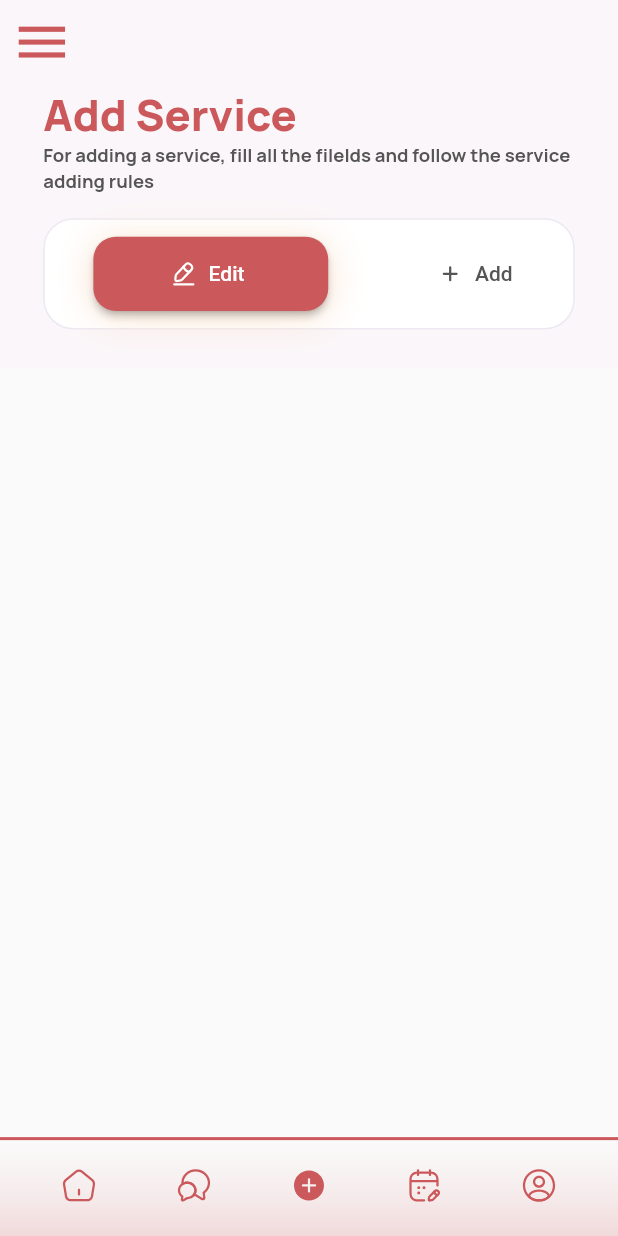
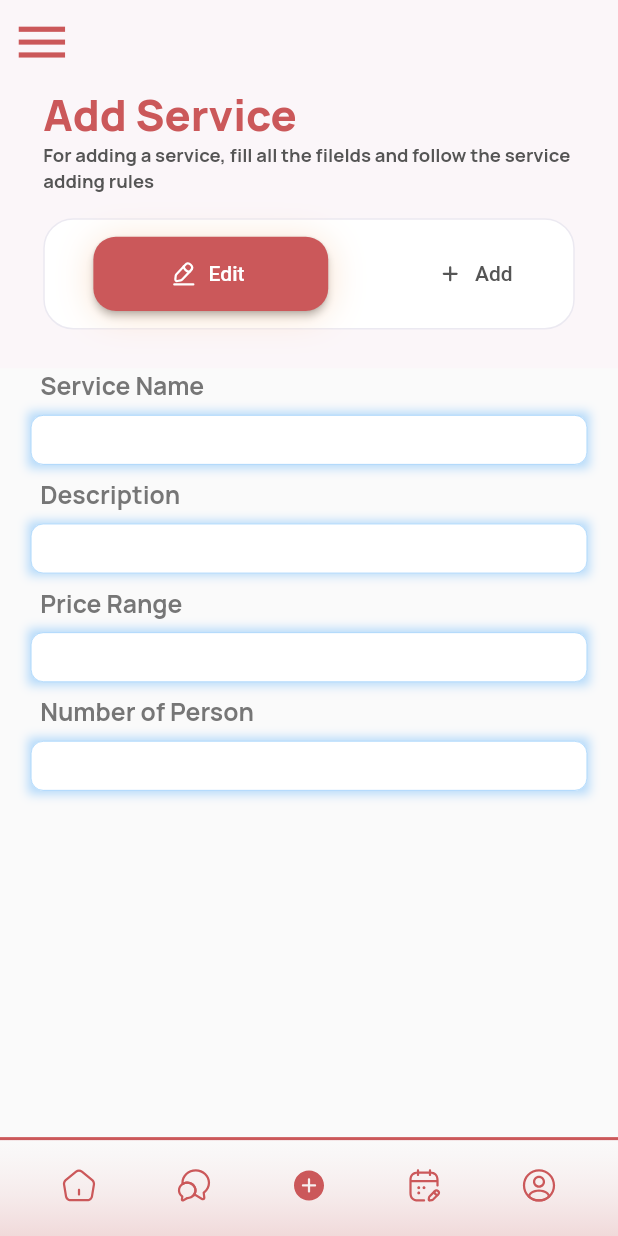
Before and after one commit to Aliza02/E-Vent-Vendor, a Flutter app: the screen it shows after launch, item 3 of the bottom bar chosen, on a phone screen of 412 x 824 dp. Run offline on Flutter 3.47's test engine with Material 2 defaults, Android fonts, the phone set to English and light mode, and no system bars; drawn by our look-alikes of flutter_zoom_drawer; our stand-ins replace flutter_svg, get.

Commit message:
add service fields

```diff
--- a/lib/constants/colors.dart
+++ b/lib/constants/colors.dart
@@ -21,4 +21,6 @@ class AppColors {
   ];
   static const Color inactivePage = Color(0xFFD9D9D9);
   static const Color appBar = Color(0xFFFFE4F3);
+  //  add service
+  static const lightblue = Color(0xFF69B7F9);
 }
--- a/lib/screens/AddService/addService.dart
+++ b/lib/screens/AddService/addService.dart
@@ -1,24 +1,14 @@
-import 'package:eventually_vendor/constants/font.dart';
-import 'package:eventually_vendor/widget/AddServices/header.dart';
-import 'package:eventually_vendor/widget/AddServices/inactiveButton.dart';
+import 'package:eventually_vendor/widget/AddServices/serviceHeader.dart';
 import 'package:flutter/material.dart';
-import 'package:flutter/src/widgets/framework.dart';
-import 'package:flutter/src/widgets/placeholder.dart';
-import 'package:flutter_svg/svg.dart';
 import 'package:get/get.dart';
-import 'package:get/get_core/src/get_main.dart';
-import 'package:get/get_state_manager/src/rx_flutter/rx_obx_widget.dart';
-import 'package:get/get_state_manager/src/simple/get_view.dart';
-
 import '../../constants/colors.dart';
-import '../../constants/icons.dart';
+import '../../constants/font.dart';
 import '../../controller/pagecontroller.dart';
-import '../../widget/AddServices/activeButton.dart';
-import '../../widget/AddServices/heading.dart';
-import '../../widget/AddServices/subheading.dart';
+import '../../widget/AddServices/textFieldLabel.dart';
+import '../../widget/AddServices/textFormField.dart';
 
 class AddService extends GetView<testController> {
-  AddService({super.key});
+  const AddService({super.key});
 
   @override
   Widget build(BuildContext context) {
@@ -26,8 +16,17 @@ class AddService extends GetView<testController> {
     double width = MediaQuery.of(context).size.width;
     return SafeArea(
       child: Column(
+        // crossAxisAlignment: CrossAxisAlignment.start,
         children: [
           service_Header(),
+          Label(title: 'Service Name'),
+          const textFormField(),
+          Label(title: 'Description'),
+          const textFormField(),
+          Label(title: 'Price Range'),
+          const textFormField(),
+          Label(title: 'Number of Person'),
+          const textFormField(),
         ],
       ),
     );
--- a/lib/widget/AddServices/header.dart
+++ b/lib/widget/AddServices/serviceHeader.dart
@@ -16,7 +16,7 @@ class service_Header extends StatelessWidget {
   service_Header({super.key});
 
   final pagecontroller = Get.put(testController());
-
+  // function to activate add edit page
   void activeButton() {
     pagecontroller.EditServiceSelected.value =
         !pagecontroller.EditServiceSelected.value;
--- /dev/null
+++ b/lib/widget/AddServices/textFieldLabel.dart
@@ -0,0 +1,31 @@
+import 'package:flutter/material.dart';
+import 'package:flutter/src/widgets/framework.dart';
+import 'package:flutter/src/widgets/placeholder.dart';
+
+import '../../constants/colors.dart';
+import '../../constants/font.dart';
+
+class Label extends StatelessWidget {
+  String title;
+  Label({super.key, required this.title});
+
+  @override
+  Widget build(BuildContext context) {
+    double width = MediaQuery.of(context).size.width;
+    double height = MediaQuery.of(context).size.height;
+    return Container(
+      alignment: Alignment.bottomLeft,
+      width: width * 0.87,
+      child: Text(
+        title,
+        textAlign: TextAlign.start,
+        style: TextStyle(
+          fontSize: width * 0.04,
+          fontFamily: AppFonts.manrope,
+          color: AppColors.grey.withOpacity(0.8),
+          fontWeight: AppFonts.bold,
+        ),
+      ),
+    );
+  }
+}
--- /dev/null
+++ b/lib/widget/AddServices/textFormField.dart
@@ -0,0 +1,47 @@
+import 'package:flutter/material.dart';
+
+import '../../constants/colors.dart';
+
+class textFormField extends StatelessWidget {
+  const textFormField({super.key});
+
+  @override
+  Widget build(BuildContext context) {
+    double width = MediaQuery.of(context).size.width;
+    double height = MediaQuery.of(context).size.height;
+    return Container(
+      width: width * 0.9,
+      height: height * 0.04,
+      margin: EdgeInsets.symmetric(vertical: height * 0.01),
+      decoration: BoxDecoration(
+        boxShadow: [
+          BoxShadow(
+            color: AppColors.lightblue.withOpacity(0.5),
+            blurRadius: 5.0,
+            spreadRadius: 2,
+          ),
+        ],
+      ),
+      child: TextFormField(
+        decoration: InputDecoration(
+          fillColor: Colors.white,
+          filled: true,
+          focusedBorder: OutlineInputBorder(
+            borderRadius: BorderRadius.circular(width * 0.02),
+            borderSide: const BorderSide(
+              color: AppColors.lightblue,
+              width: 0.3,
+            ),
+          ),
+          enabledBorder: OutlineInputBorder(
+            borderRadius: BorderRadius.circular(width * 0.02),
+            borderSide: const BorderSide(
+              color: AppColors.lightblue,
+              width: 0.3,
+            ),
+          ),
+        ),
+      ),
+    );
+  }
+}
```
